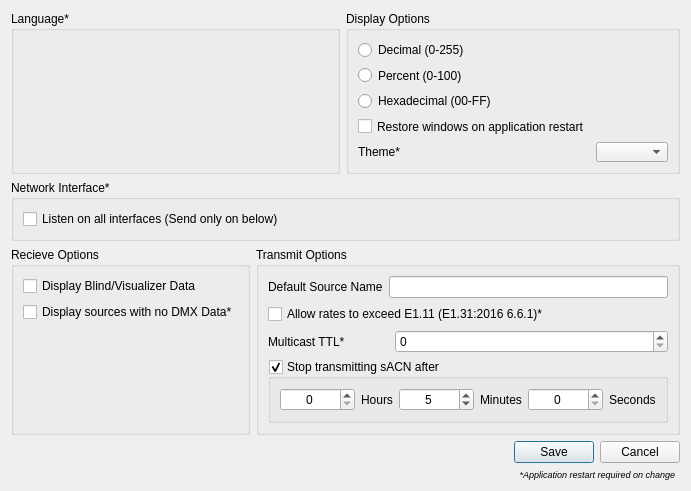
The window that ui/preferencesdialog.ui (docsteer/sacnview) describes before a commit, drawn with Qt 5.
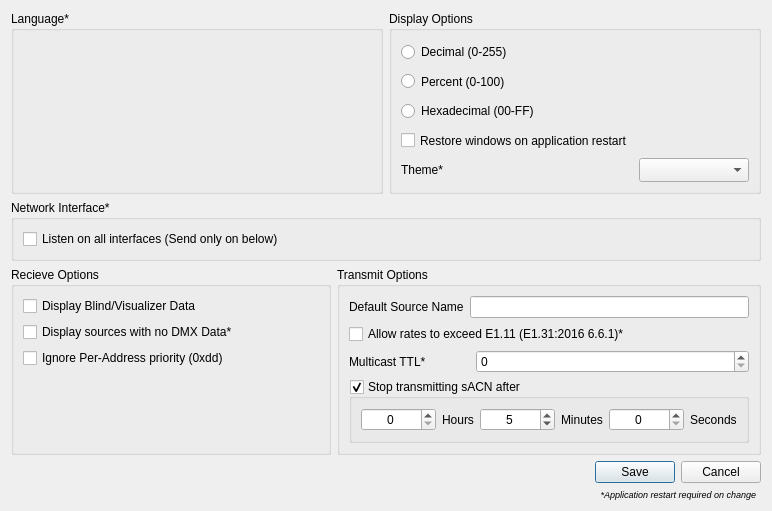
The same window after the commit. Icons and pictures are not drawn.

Commit message: Add option to ignore per-address (dd) priority

The edit to the form file:
```diff
--- a/ui/preferencesdialog.ui
+++ b/ui/preferencesdialog.ui
@@ -6,8 +6,8 @@
    <rect>
     <x>0</x>
     <y>0</y>
-    <width>653</width>
-    <height>491</height>
+    <width>772</width>
+    <height>511</height>
    </rect>
   </property>
   <property name="sizePolicy">
@@ -196,7 +196,7 @@
        <property name="title">
         <string>Recieve Options</string>
        </property>
-       <layout class="QVBoxLayout" name="verticalLayout" stretch="0,0,1">
+       <layout class="QVBoxLayout" name="verticalLayout" stretch="0,0,0,1">
         <item>
          <widget class="QCheckBox" name="cbDisplayBlind">
           <property name="sizePolicy">
@@ -229,6 +229,13 @@
           </property>
          </widget>
         </item>
+        <item>
+         <widget class="QCheckBox" name="cbIgnoreDD">
+          <property name="text">
+           <string>Ignore Per-Address priority (0xdd)</string>
+          </property>
+         </widget>
+        </item>
         <item>
          <spacer name="verticalSpacer">
           <property name="orientation">
```
The commit also changes 5 other files.
